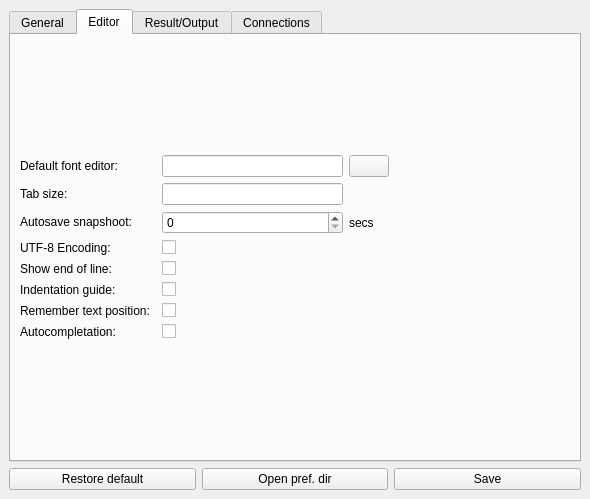
Qt form source/qtdesigner/preferences_ui.ui (MValaguz/MSql) before a commit.
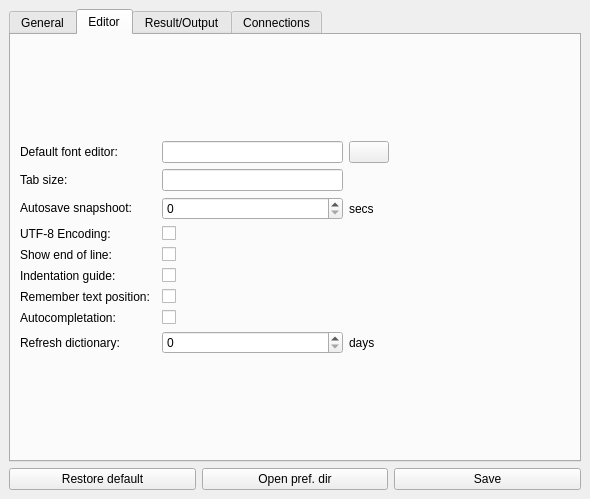
The same form after that commit. The open tabs and pages were chosen to show the change. Icons and pictures are not drawn.

What changed in the file:
```diff
--- a/source/qtdesigner/preferences_ui.ui
+++ b/source/qtdesigner/preferences_ui.ui
@@ -160,58 +160,14 @@
        <layout class="QGridLayout" name="gridLayout_7">
         <item row="0" column="0">
          <layout class="QGridLayout" name="gridLayout_6">
-          <item row="4" column="2">
-           <widget class="QSpinBox" name="e_autosave_snapshoot_interval">
-            <property name="maximum">
-             <number>3600</number>
-            </property>
-           </widget>
-          </item>
-          <item row="4" column="0">
-           <widget class="QLabel" name="label_18">
-            <property name="text">
-             <string>&lt;html&gt;&lt;head/&gt;&lt;body&gt;&lt;p&gt;Autosave snapshoot:&lt;/p&gt;&lt;/body&gt;&lt;/html&gt;</string>
-            </property>
-            <property name="buddy">
-             <cstring>e_autosave_snapshoot_interval</cstring>
-            </property>
-           </widget>
-          </item>
-          <item row="7" column="0">
-           <widget class="QLabel" name="label_16">
-            <property name="text">
-             <string>Indentation guide:</string>
-            </property>
-            <property name="buddy">
-             <cstring>e_default_indentation_guide</cstring>
-            </property>
-           </widget>
-          </item>
-          <item row="8" column="0">
-           <widget class="QLabel" name="label_7">
-            <property name="text">
-             <string>Remember text position:</string>
-            </property>
-            <property name="buddy">
-             <cstring>e_remember_text_pos</cstring>
-            </property>
-           </widget>
-          </item>
-          <item row="4" column="3">
-           <widget class="QLabel" name="label_19">
-            <property name="text">
-             <string>secs</string>
+          <item row="11" column="2">
+           <widget class="QSpinBox" name="e_refresh_dictionary">
+            <property name="toolTip">
+             <string>&lt;html&gt;&lt;head/&gt;&lt;body&gt;&lt;p&gt;Set 0 if you don't want refresh&lt;/p&gt;&lt;/body&gt;&lt;/html&gt;</string>
             </property>
            </widget>
           </item>
           <item row="8" column="2">
-           <widget class="QCheckBox" name="e_remember_text_pos">
-            <property name="text">
-             <string/>
-            </property>
-           </widget>
-          </item>
-          <item row="7" column="2">
            <widget class="QCheckBox" name="e_default_indentation_guide">
             <property name="toolTip">
              <string>Indent guides are vertical dotted lines that indicate the indent level of text in the edit window </string>
@@ -221,14 +177,21 @@
             </property>
            </widget>
           </item>
-          <item row="3" column="2">
+          <item row="9" column="2">
+           <widget class="QCheckBox" name="e_remember_text_pos">
+            <property name="text">
+             <string/>
+            </property>
+           </widget>
+          </item>
+          <item row="4" column="2">
            <widget class="QLineEdit" name="e_tab_size">
             <property name="inputMask">
              <string>9</string>
             </property>
            </widget>
           </item>
-          <item row="3" column="0" colspan="2">
+          <item row="4" column="0" colspan="2">
            <widget class="QLabel" name="label_15">
             <property name="text">
              <string>Tab size:</string>
@@ -238,14 +201,7 @@
             </property>
            </widget>
           </item>
-          <item row="2" column="2">
-           <widget class="QLineEdit" name="e_default_font_editor">
-            <property name="readOnly">
-             <bool>true</bool>
-            </property>
-           </widget>
-          </item>
-          <item row="2" column="0" colspan="2">
+          <item row="1" column="0" colspan="2">
            <widget class="QLabel" name="label_4">
             <property name="text">
              <string>Default font editor:</string>
@@ -255,28 +211,42 @@
             </property>
            </widget>
           </item>
-          <item row="2" column="4">
-           <spacer name="horizontalSpacer_4">
-            <property name="orientation">
-             <enum>Qt::Horizontal</enum>
+          <item row="9" column="0">
+           <widget class="QLabel" name="label_7">
+            <property name="text">
+             <string>Remember text position:</string>
             </property>
-            <property name="sizeHint" stdset="0">
-             <size>
-              <width>40</width>
-              <height>20</height>
-             </size>
+            <property name="buddy">
+             <cstring>e_remember_text_pos</cstring>
             </property>
-           </spacer>
+           </widget>
           </item>
-          <item row="2" column="3">
-           <widget class="QPushButton" name="b_default_font_editor">
+          <item row="1" column="2">
+           <widget class="QLineEdit" name="e_default_font_editor">
+            <property name="readOnly">
+             <bool>true</bool>
+            </property>
+           </widget>
+          </item>
+          <item row="10" column="0">
+           <widget class="QLabel" name="label_22">
+            <property name="text">
+             <string>Autocompletation:</string>
+            </property>
+           </widget>
+          </item>
+          <item row="7" column="2">
+           <widget class="QCheckBox" name="e_default_end_of_line">
+            <property name="text">
+             <string/>
+            </property>
             <property name="icon">
              <iconset resource="resource.qrc">
               <normaloff>:/icons/icons/font_type.png</normaloff>:/icons/icons/font_type.png</iconset>
             </property>
            </widget>
           </item>
-          <item row="5" column="0">
+          <item row="6" column="0">
            <widget class="QLabel" name="label_3">
             <property name="text">
              <string>UTF-8 Encoding:</string>
@@ -287,17 +257,9 @@
            </widget>
           </item>
           <item row="6" column="2">
-           <widget class="QCheckBox" name="e_default_end_of_line">
-            <property name="text">
-             <string/>
-            </property>
-            <property name="icon">
-             <iconset>
-              <normaloff>:/icons/icons/end_of_line.gif</normaloff>:/icons/icons/end_of_line.gif</iconset>
-            </property>
-           </widget>
+           <widget class="QCheckBox" name="e_default_utf_8"/>
           </item>
-          <item row="6" column="0">
+          <item row="7" column="0">
            <widget class="QLabel" name="label_9">
             <property name="text">
              <string>Show end of line:</string>
@@ -307,19 +269,78 @@
             </property>
            </widget>
           </item>
-          <item row="5" column="2">
-           <widget class="QCheckBox" name="e_default_utf_8"/>
-          </item>
-          <item row="9" column="0">
-           <widget class="QLabel" name="label_22">
-            <property name="text">
-             <string>Autocompletation:</string>
-            </property>
-           </widget>
-          </item>
-          <item row="9" column="2">
+          <item row="10" column="2">
            <widget class="QCheckBox" name="e_default_autocompletation"/>
           </item>
+          <item row="5" column="2">
+           <widget class="QSpinBox" name="e_autosave_snapshoot_interval">
+            <property name="maximum">
+             <number>3600</number>
+            </property>
+           </widget>
+          </item>
+          <item row="8" column="0">
+           <widget class="QLabel" name="label_16">
+            <property name="text">
+             <string>Indentation guide:</string>
+            </property>
+            <property name="buddy">
+             <cstring>e_default_indentation_guide</cstring>
+            </property>
+           </widget>
+          </item>
+          <item row="5" column="0">
+           <widget class="QLabel" name="label_18">
+            <property name="text">
+             <string>&lt;html&gt;&lt;head/&gt;&lt;body&gt;&lt;p&gt;Autosave snapshoot:&lt;/p&gt;&lt;/body&gt;&lt;/html&gt;</string>
+            </property>
+            <property name="buddy">
+             <cstring>e_autosave_snapshoot_interval</cstring>
+            </property>
+           </widget>
+          </item>
+          <item row="5" column="3">
+           <widget class="QLabel" name="label_19">
+            <property name="text">
+             <string>secs</string>
+            </property>
+           </widget>
+          </item>
+          <item row="11" column="0">
+           <widget class="QLabel" name="l_refresh_dictionary_1">
+            <property name="text">
+             <string>Refresh dictionary:</string>
+            </property>
+           </widget>
+          </item>
+          <item row="11" column="3">
+           <widget class="QLabel" name="l_refresh_dictionary_2">
+            <property name="text">
+             <string>days</string>
+            </property>
+           </widget>
+          </item>
+          <item row="1" column="3">
+           <widget class="QPushButton" name="b_default_font_editor">
+            <property name="icon">
+             <iconset resource="resource.qrc">
+              <normaloff>:/icons/icons/font_type.png</normaloff>:/icons/icons/font_type.png</iconset>
+            </property>
+           </widget>
+          </item>
+          <item row="1" column="4">
+           <spacer name="horizontalSpacer_4">
+            <property name="orientation">
+             <enum>Qt::Horizontal</enum>
+            </property>
+            <property name="sizeHint" stdset="0">
+             <size>
+              <width>40</width>
+              <height>20</height>
+             </size>
+            </property>
+           </spacer>
+          </item>
          </layout>
         </item>
        </layout>
```
Left out of the diff: 21 changed lines with no effect on the pictures.
